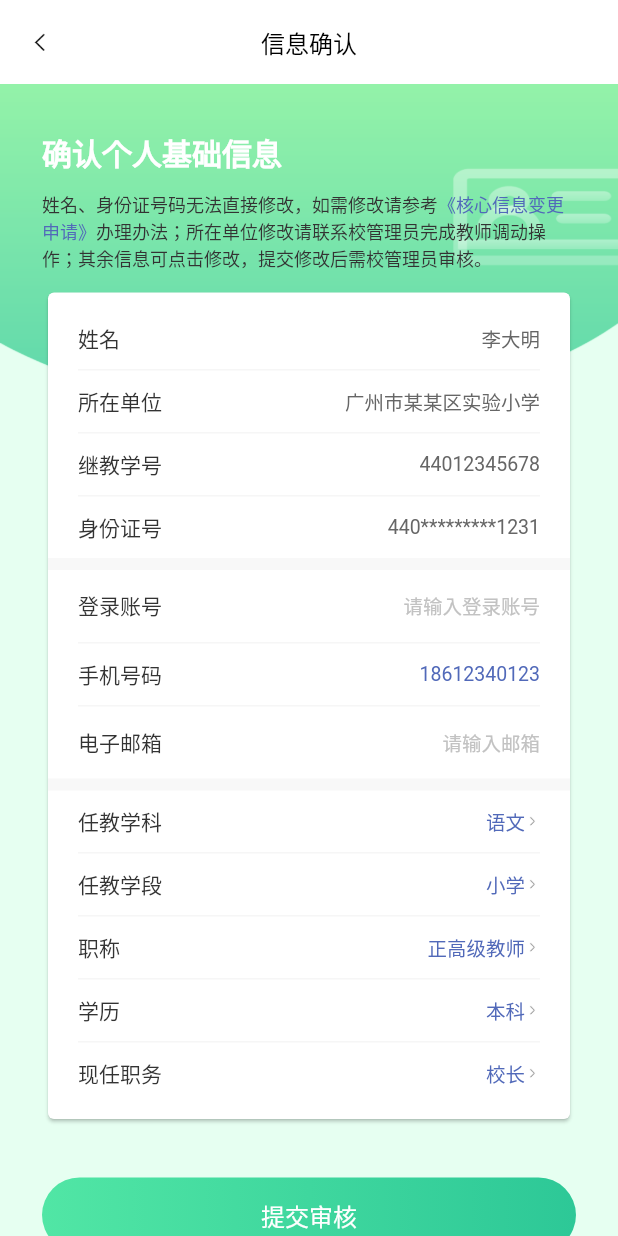
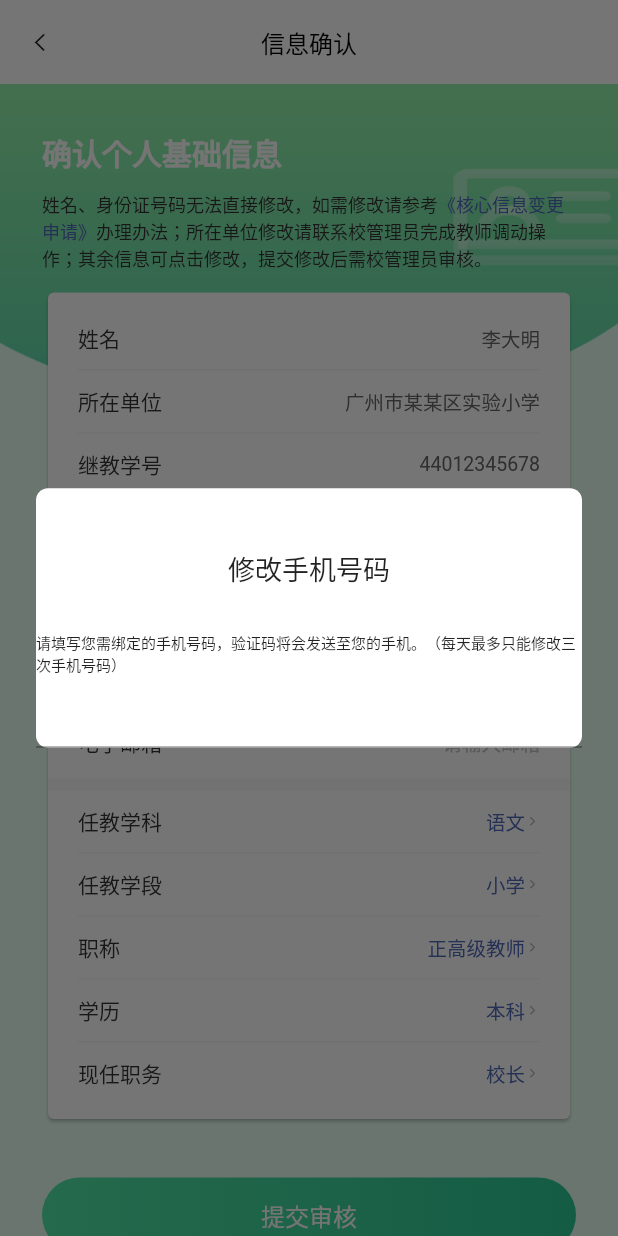
Before and after one commit to zhaohuanhui/flutter_jjclound, a Flutter app: the MsgComfigPage screen opened by its route, after a tap on "手机号码", on a phone screen of 412 x 824 dp. Run offline on Flutter 3.47's test engine with Material 2 defaults, Android fonts, the light colour scheme and no system bars; drawn by our look-alikes of flutter_easyloading; our stand-ins replace connectivity, dio, shared_preferences; missing offline and left inert: dio_log; accounts and stored records are empty; statements that could not run were skipped.

Commit message:
save code

```diff
--- a/lib/common/widget/dialog/phone_verification_dialog.dart
+++ b/lib/common/widget/dialog/phone_verification_dialog.dart
@@ -1,6 +1,59 @@
+
 import 'package:flutter/material.dart';
 
-class PhoneVerificationDialog extends Dialog{
+class PhoneVerificationDialog extends Dialog {
+  const PhoneVerificationDialog({
+    Key? key, String? title, Null Function()? onBoyChooseEvent, Null Function()? onGirlChooseEvent,
+  }) : super(key: key);
+  @override
+  Widget build(BuildContext context) {
+    return new Padding(
+        padding: const EdgeInsets.all(12.0),
+        child: new Material(
+            type: MaterialType.transparency,
+            child: new Column(
+                mainAxisAlignment: MainAxisAlignment.center,
+                children: <Widget>[
+                  new Container(
+                      decoration: ShapeDecoration(
+                          color: Color(0xFFFFFFFF),
+                          shape: RoundedRectangleBorder(
+                              borderRadius: BorderRadius.all(
+                            Radius.circular(8.0),
+                          ))),
+                      margin: const EdgeInsets.all(12.0),
+                      child: new Column(children: <Widget>[
+                        new Padding(
+                            padding: const EdgeInsets.fromLTRB(
+                                10.0, 40.0, 10.0, 28.0),
+                            child: Center(
+                                child: new Text('修改手机号码',
+                                    style: new TextStyle(
+                                      fontSize: 18,
+                                    )))),
+                        new Text("请填写您需绑定的手机号码，验证码将会发送至您的手机。（每天最多只能修改三次手机号码）",
+                            style: new TextStyle(
+                              fontSize: 10,
+                            )),
+                        new TextField(decoration: InputDecoration(
 
-
+                        ),),
+                      ]))
+                ])));
+  }
+   show(BuildContext context){
+     showDialog(
+         context: context,
+         barrierDismissible: false,
+         builder: (BuildContext context) {
+           return PhoneVerificationDialog(
+               title: '修改手机号码',
+               onBoyChooseEvent: () {
+                 Navigator.pop(context);
+               },
+               onGirlChooseEvent: () {
+                 Navigator.pop(context);
+               });
+         });
+   }
 }
--- a/lib/page/login/login_page.dart
+++ b/lib/page/login/login_page.dart
@@ -236,6 +236,12 @@ Future<ApiResponse<DoLoginBean>> _loginPost() async {
         jsonDecode(Uri.decodeComponent(response));
     DoLoginBean data = DoLoginBean.fromJson(responseData);
     print("data:" + data.toJson().toString());
+    if(_account.text.isEmpty){
+      ToastUtil.showError("账号不能为空");
+    }else if(_passWord.text.isEmpty){
+      ToastUtil.showError("密码不能为空");
+    }
+    else{
       if (data.login.toString() == "N") {
         print("登录失败");
         ToastUtil.showError("密码或账号输入错误");
@@ -247,6 +253,7 @@ Future<ApiResponse<DoLoginBean>> _loginPost() async {
             const MsgComfigPage(
               title: "主页面",
             ));
+      }
     }
     return ApiResponse.completed(data);
   } on DioError catch (e) {
--- a/lib/page/login/msg_comfig_page.dart
+++ b/lib/page/login/msg_comfig_page.dart
@@ -1,5 +1,6 @@
 import 'package:flutter/material.dart';
 import 'package:flutter_jjclound/common/utils/route/route_util.dart';
+import 'package:flutter_jjclound/common/widget/dialog/phone_verification_dialog.dart';
 import 'package:flutter_jjclound/res/color_res.dart';
 import 'package:flutter_jjclound/res/image_res.dart';
 
@@ -400,6 +401,7 @@ class _MsgComfigPageState extends State<MsgComfigPage> {
                                         ),
                                       ),
                                       onTap: (){
+                                        PhoneVerificationDialog().show(context);
                                         print("点击了手机号码");
                                       },),
                                       Container(
```
Lines whose indentation alone changed are shown as unchanged.
